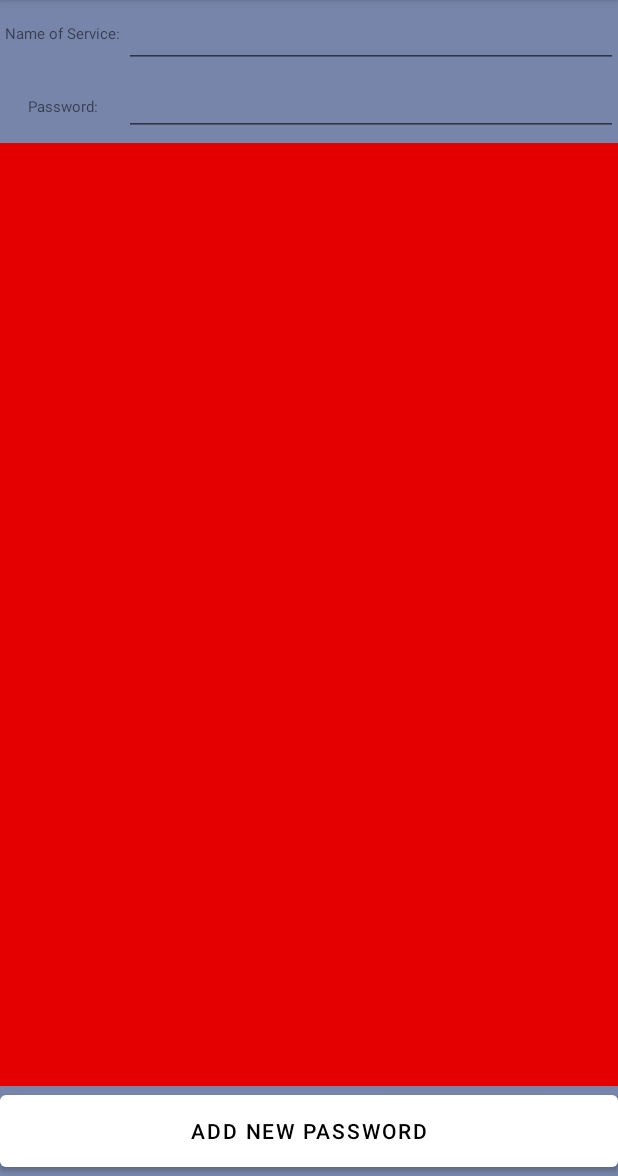
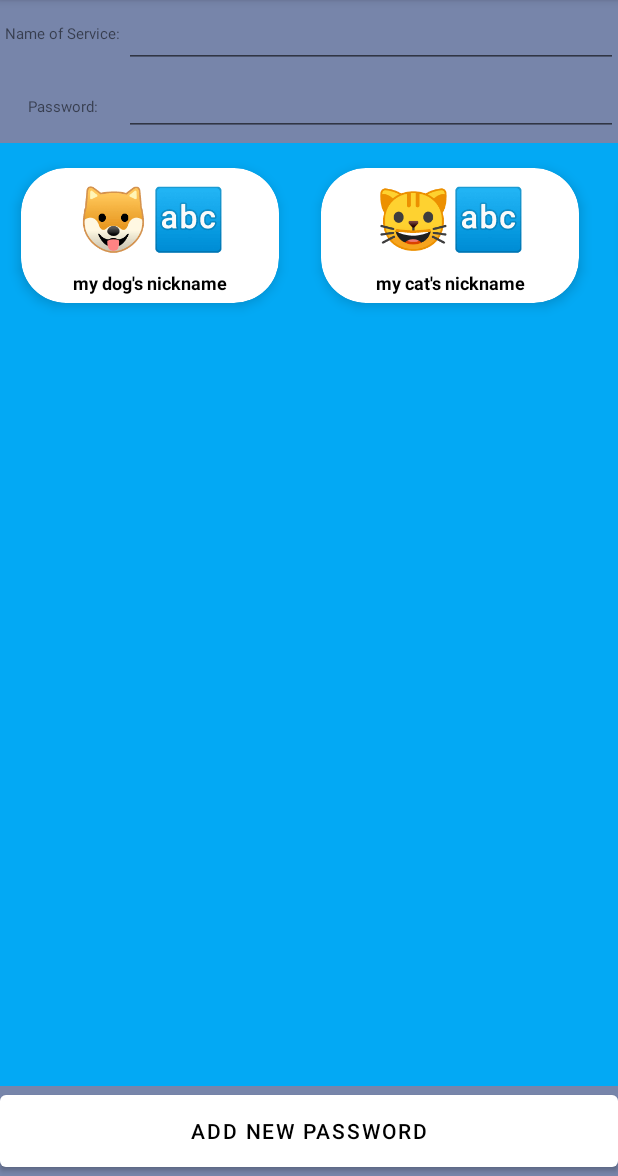
Before and after one commit to arstagaev/EmojiPasswordManager, an Android app: the ResultFragment screen opened through its navigation route, on a phone screen of 412 x 824 dp, the part 60-1236 px from its top. Run offline under Robolectric (Android 15) with nearby library versions, the phone set to English and light mode, and no system bars; our stand-ins replace Room's generated code, Timber; 3 statements that could not run were skipped.

Commit message:
added suggested plates

```diff
--- /dev/null
+++ b/app/src/main/java/com/revolve44/emojipasswordmanager/adapters/SuggestionsAdapter.kt
@@ -0,0 +1,82 @@
+package com.revolve44.emojipasswordmanager.adapters
+
+import android.annotation.SuppressLint
+import android.content.Context
+import android.util.Log
+import android.view.LayoutInflater
+import android.view.View
+import android.view.ViewGroup
+import android.widget.TextView
+import androidx.recyclerview.widget.RecyclerView
+import com.revolve44.emojipasswordmanager.R
+import com.revolve44.emojipasswordmanager.models.SuggestPair
+import com.revolve44.emojipasswordmanager.ui.MainViewModel
+import timber.log.Timber
+
+class SuggestionsAdapter(
+    private val list: List<SuggestPair>,
+    context: Context,
+    private val viewModel: MainViewModel
+) : RecyclerView.Adapter<SuggestionsAdapter.SuggestViewHolder>() {
+
+    // Define listener member variable
+    private var listener: OnItemClickListener? = null
+    var onItemClick: ((SuggestPair) -> Unit)? = null
+
+    // Define the listener interface
+    interface OnItemClickListener {
+        fun onItemClick(itemView: View?, position: Int)
+    }
+
+    // Define the method that allows the parent activity or fragment to define the listener
+    fun setOnItemClickListener(listener: OnItemClickListener?) {
+        this.listener = listener
+    }
+
+    override fun onCreateViewHolder(
+        parent: ViewGroup,
+        viewType: Int
+    ): SuggestionsAdapter.SuggestViewHolder {
+        val itemView = LayoutInflater.from(parent.context).inflate(
+            R.layout.suggestion_item,
+            parent, false
+        )
+        return SuggestViewHolder(itemView)
+    }
+
+    override fun onBindViewHolder(holder: SuggestionsAdapter.SuggestViewHolder, position: Int) {
+        val item = list.get(position)
+        holder.suggestPassword.text = item.emojiPasswordSuggest.toString()
+        holder.textMeaning.text = item.whatIsMean.toString()
+
+    }
+
+
+
+    override fun getItemCount()= list.size
+
+//    class SuggestViewHolder(val itemView: View) : RecyclerView.ViewHolder(itemView) {
+//        val textMeaning: TextView = itemView.findViewById<TextView>(R.id.suggest_meaning)
+//        val suggestPassword: TextView = itemView.findViewById<TextView>(R.id.suggest_password)
+//
+//        init {
+//            itemView.setOnClickListener {
+//                onIte
+//            }
+//        }
+//
+//
+//        //val button = view.findViewById<Button>(R.id.button_item)
+//    }
+    inner class SuggestViewHolder(itemView: View) : RecyclerView.ViewHolder(itemView) {
+        val textMeaning: TextView = itemView.findViewById<TextView>(R.id.suggest_meaning)
+        val suggestPassword: TextView = itemView.findViewById<TextView>(R.id.suggest_password)
+
+        init {
+            itemView.setOnClickListener {
+                onItemClick?.invoke(list[adapterPosition])
+            }
+        }
+    }
+
+}
--- /dev/null
+++ b/app/src/main/java/com/revolve44/emojipasswordmanager/models/SuggestPair.kt
@@ -0,0 +1,6 @@
+package com.revolve44.emojipasswordmanager.models
+
+data class SuggestPair(
+    val whatIsMean: String,
+    val emojiPasswordSuggest: String
+)
--- a/app/src/main/java/com/revolve44/emojipasswordmanager/ui/MainViewModel.kt
+++ b/app/src/main/java/com/revolve44/emojipasswordmanager/ui/MainViewModel.kt
@@ -7,6 +7,7 @@ import androidx.lifecycle.MutableLiveData
 import androidx.lifecycle.viewModelScope
 import com.revolve44.emojipasswordmanager.models.PairNameandPassword
 import com.revolve44.emojipasswordmanager.repository.PassRepository
+import kotlinx.coroutines.Dispatchers
 import kotlinx.coroutines.launch
 import timber.log.Timber
 
--- a/app/src/main/java/com/revolve44/emojipasswordmanager/ui/SuggestionsAdapter.kt
+++ /dev/null
@@ -1,4 +0,0 @@
-package com.revolve44.emojipasswordmanager.ui
-
-class SuggestionsAdapter {
-}
--- a/app/src/main/java/com/revolve44/emojipasswordmanager/ui/screens/AddPasswordFragment.kt
+++ b/app/src/main/java/com/revolve44/emojipasswordmanager/ui/screens/AddPasswordFragment.kt
@@ -1,20 +1,26 @@
 package com.revolve44.emojipasswordmanager.ui.screens
 
+import android.annotation.SuppressLint
 import android.content.Context
 import android.os.Bundle
-import androidx.fragment.app.Fragment
+import android.util.Log
 import android.view.View
 import android.widget.Button
 import android.widget.EditText
-import android.widget.RelativeLayout
+import android.widget.Toast
+import androidx.fragment.app.Fragment
 import androidx.navigation.fragment.NavHostFragment
+import androidx.recyclerview.widget.LinearLayoutManager
 import androidx.recyclerview.widget.RecyclerView
 import com.revolve44.emojipasswordmanager.MainActivity
 import com.revolve44.emojipasswordmanager.R
+import com.revolve44.emojipasswordmanager.adapters.MassiveAdapter
+import com.revolve44.emojipasswordmanager.adapters.SuggestionsAdapter
 import com.revolve44.emojipasswordmanager.models.PairNameandPassword
+import com.revolve44.emojipasswordmanager.models.SuggestPair
 import com.revolve44.emojipasswordmanager.ui.MainViewModel
-import com.revolve44.emojipasswordmanager.ui.MassiveAdapter
 import timber.log.Timber
+
 
 // TODO: Rename parameter arguments, choose names that match
 // the fragment initialization parameters, e.g. ARG_ITEM_NUMBER
@@ -37,9 +43,11 @@ class ResultFragment : Fragment(R.layout.fragment_setpassword) {
     lateinit var inputPassword : EditText
 
     lateinit var recyclerviewSuggestions : RecyclerView
-    lateinit var adapterSuggestions : MassiveAdapter
+    lateinit var adapterSuggestions : SuggestionsAdapter
 
     lateinit var oldPairNameAndPassword : PairNameandPassword
+
+    var arrayList : ArrayList<SuggestPair> = ArrayList()
 
     override fun onCreate(savedInstanceState: Bundle?) {
         super.onCreate(savedInstanceState)
@@ -49,25 +57,29 @@ class ResultFragment : Fragment(R.layout.fragment_setpassword) {
         }
     }
 
+    @SuppressLint("LogNotTimber")
     override fun onViewCreated(view: View, savedInstanceState: Bundle?) {
         super.onViewCreated(view, savedInstanceState)
         val activity = activity as Context
         viewModel =(activity as MainActivity).viewModel
         confirmButton = view.findViewById(R.id.confirm)
 
+        recyclerviewSuggestions = view.findViewById(R.id.passwordSuggestingList)
+
         inputServiceName = view.findViewById(R.id.input_name_of_service)
         inputPassword = view.findViewById(R.id.input_password)
-        Timber.i("well "+viewModel.pairPasswordAndName.value.toString())
+        Timber.i("well " + viewModel.pairPasswordAndName.value.toString())
 
         if (viewModel.pairPasswordAndName.value!=null){
-            inputServiceName.setText(viewModel.pairPasswordAndName.value!!.nameCompany+"")
-            inputPassword.setText(viewModel.pairPasswordAndName.value!!.password+"")
+            inputServiceName.setText(viewModel.pairPasswordAndName.value!!.nameCompany + "")
+            inputPassword.setText(viewModel.pairPasswordAndName.value!!.password + "")
             confirmButton.text = "confirm changes"
 
             oldPairNameAndPassword =
                 PairNameandPassword(
                     inputServiceName.text.toString(),
-                    inputPassword.text.toString())
+                    inputPassword.text.toString()
+                )
         }
         if (inputServiceName.text.toString() == ""){
 
@@ -86,9 +98,31 @@ class ResultFragment : Fragment(R.layout.fragment_setpassword) {
             //go to another fragment
             NavHostFragment.findNavController(this).navigate(R.id.action_setPasswordFragment_to_MainScreenFragment)
         }
+        initRecyclerView()
+        adapterSuggestions.onItemClick = { result ->
+            Log.d("vvv",""+result)
+            inputPassword.append(result.emojiPasswordSuggest.toString())
+        }
 
 
 
+    }
+
+    private fun initRecyclerView() {
+        var suggestPair: SuggestPair = SuggestPair("Facebook", "\uD83C\uDFCA")
+
+        arrayList.add(SuggestPair("my dog's nickname", "\uD83D\uDC36\uD83D\uDD24"))
+        arrayList.add(SuggestPair("my cat's nickname", "\uD83D\uDC31\uD83D\uDD24"))
+        arrayList.add(SuggestPair("my favorite number", "\uD83D\uDD22❤️"))
+        arrayList.add(SuggestPair("my favorite color", "\uD83C\uDF08❤️"))
+
+        adapterSuggestions = SuggestionsAdapter(arrayList, requireContext(), viewModel)
+
+        recyclerviewSuggestions.adapter = adapterSuggestions
+        recyclerviewSuggestions.layoutManager =
+            LinearLayoutManager(activity,LinearLayoutManager.HORIZONTAL,false)
+
+        recyclerviewSuggestions.setHasFixedSize(false)
     }
 
     override fun onPause() {
--- a/app/src/main/java/com/revolve44/emojipasswordmanager/ui/screens/MainScreenFragment.kt
+++ b/app/src/main/java/com/revolve44/emojipasswordmanager/ui/screens/MainScreenFragment.kt
@@ -7,8 +7,6 @@ import android.os.CountDownTimer
 import android.view.View
 import android.widget.RelativeLayout
 import android.widget.TextView
-import androidx.core.view.isGone
-import androidx.core.view.isInvisible
 import androidx.fragment.app.Fragment
 import androidx.lifecycle.Observer
 import androidx.navigation.fragment.NavHostFragment
@@ -18,12 +16,11 @@ import com.google.android.material.floatingactionbutton.FloatingActionButton
 import com.revolve44.emojipasswordmanager.MainActivity
 import com.revolve44.emojipasswordmanager.R
 import com.revolve44.emojipasswordmanager.ui.MainViewModel
-import com.revolve44.emojipasswordmanager.ui.MassiveAdapter
+import com.revolve44.emojipasswordmanager.adapters.MassiveAdapter
 //import com.revolve44.emojipasswordmanager.ui.changeColor
 import kotlinx.android.synthetic.main.fragment_mainscreen.*
 import timber.log.Timber
 import java.util.*
-import kotlin.concurrent.schedule
 
 // TODO: Rename parameter arguments, choose names that match
 // the fragment initialization parameters, e.g. ARG_ITEM_NUMBER
--- a/app/src/main/res/layout/fragment_setpassword.xml
+++ b/app/src/main/res/layout/fragment_setpassword.xml
@@ -72,7 +72,7 @@
     <LinearLayout
         android:layout_width="match_parent"
         android:layout_height="0dp"
-        android:background="#E40000"
+        android:background="#03A9F4"
         app:layout_constraintBottom_toTopOf="@+id/confirm"
         app:layout_constraintStart_toStartOf="parent"
         app:layout_constraintTop_toBottomOf="@+id/linearLayout">
--- a/app/src/main/res/layout/suggestion_item.xml
+++ b/app/src/main/res/layout/suggestion_item.xml
@@ -1,7 +1,7 @@
 <?xml version="1.0" encoding="utf-8"?>
 <androidx.cardview.widget.CardView xmlns:android="http://schemas.android.com/apk/res/android"
     xmlns:tools="http://schemas.android.com/tools"
-    android:layout_width="match_parent"
+    android:layout_width="200dp"
     android:layout_height="wrap_content"
     xmlns:card_view="http://schemas.android.com/apk/res-auto"
 
@@ -12,52 +12,38 @@
     <LinearLayout
         android:layout_width="match_parent"
         android:layout_height="90dp"
+        android:orientation="vertical"
         android:padding="1dp">
-        <androidx.constraintlayout.widget.ConstraintLayout
+        <TextView
+            android:id="@+id/suggest_password"
             android:layout_width="match_parent"
-            android:layout_height="wrap_content">
+            android:layout_height="match_parent"
+            android:layout_weight="2"
+            android:layout_marginLeft="10dp"
+            android:layout_marginRight="10dp"
 
-            <TextView
-                android:id="@+id/text_view_1"
-                android:layout_width="116dp"
-                android:layout_height="46dp"
-                android:layout_marginStart="32dp"
+            android:ellipsize="marquee"
+            android:focusable="true"
+            android:focusableInTouchMode="true"
+            android:gravity="center"
+            android:hint="Password"
+            android:marqueeRepeatLimit="marquee_forever"
+            android:scrollHorizontally="true"
+            android:textColor="@color/black"
+            android:textSize="40sp" />
 
-                android:layout_marginLeft="32dp"
-                android:layout_marginTop="4dp"
-                android:gravity="center"
-                android:text="Service name"
-                android:textColor="@android:color/black"
-                android:textSize="18sp"
-                android:textStyle="bold"
-                card_view:layout_constraintStart_toEndOf="@+id/text_view_2"
-                card_view:layout_constraintTop_toTopOf="parent" />
+        <TextView
+            android:id="@+id/suggest_meaning"
+            android:layout_width="match_parent"
+            android:layout_height="match_parent"
+            android:layout_weight="5"
 
-            <TextView
-                android:id="@+id/text_view_2"
-                android:layout_width="207dp"
-                android:layout_height="match_parent"
-                android:layout_alignParentTop="true"
-                android:layout_alignParentEnd="true"
-                android:layout_alignParentRight="true"
+            android:gravity="center"
+            android:text="Service name"
+            android:textColor="@android:color/black"
+            android:textSize="12sp"
+            android:textStyle="bold" />
 
-
-                android:layout_marginStart="24dp"
-
-                android:layout_marginLeft="24dp"
-                android:ellipsize="marquee"
-                android:focusable="true"
-                android:focusableInTouchMode="true"
-                android:gravity="left"
-                android:hint="Password"
-                android:marqueeRepeatLimit="marquee_forever"
-                android:scrollHorizontally="true"
-                android:textColor="@color/black"
-                android:textSize="40sp"
-                card_view:layout_constraintBottom_toBottomOf="parent"
-                card_view:layout_constraintStart_toStartOf="parent"
-                card_view:layout_constraintTop_toTopOf="parent" />
-        </androidx.constraintlayout.widget.ConstraintLayout>
     </LinearLayout>
 
 </androidx.cardview.widget.CardView>
```
Also changed, not shown: app/src/main/java/com/revolve44/emojipasswordmanager/adapters/MassiveAdapter.kt (renamed from app/src/main/java/com/revolve44/emojipasswordmanager/ui/MassiveAdapter.kt, +2 -7 lines).
